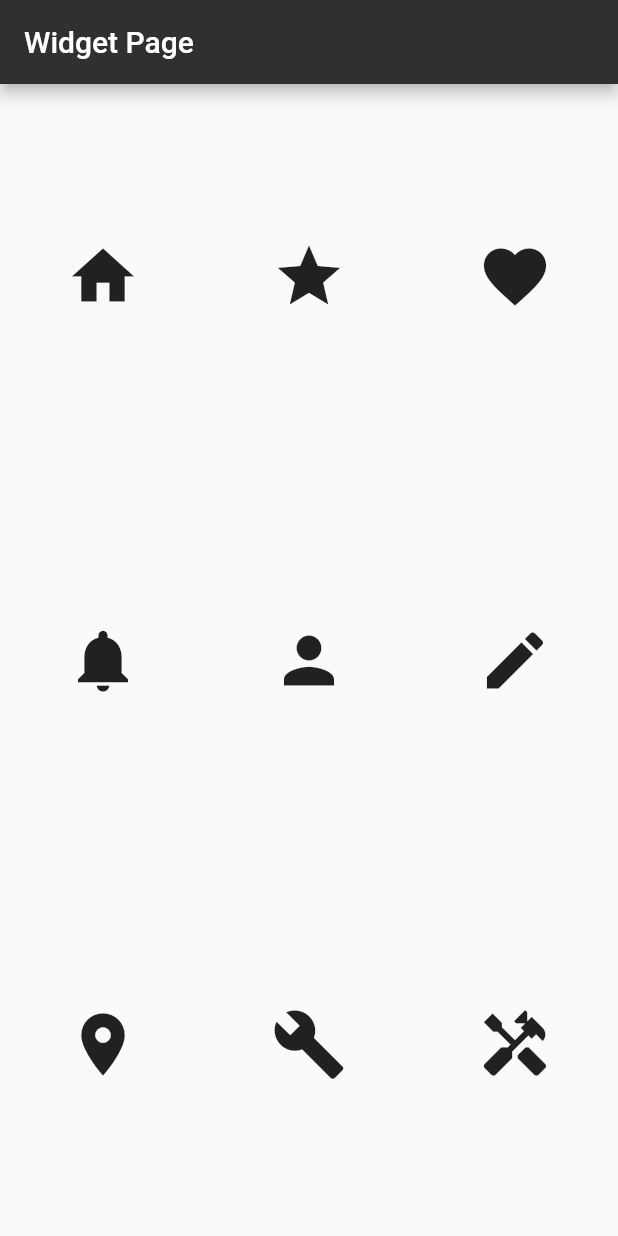
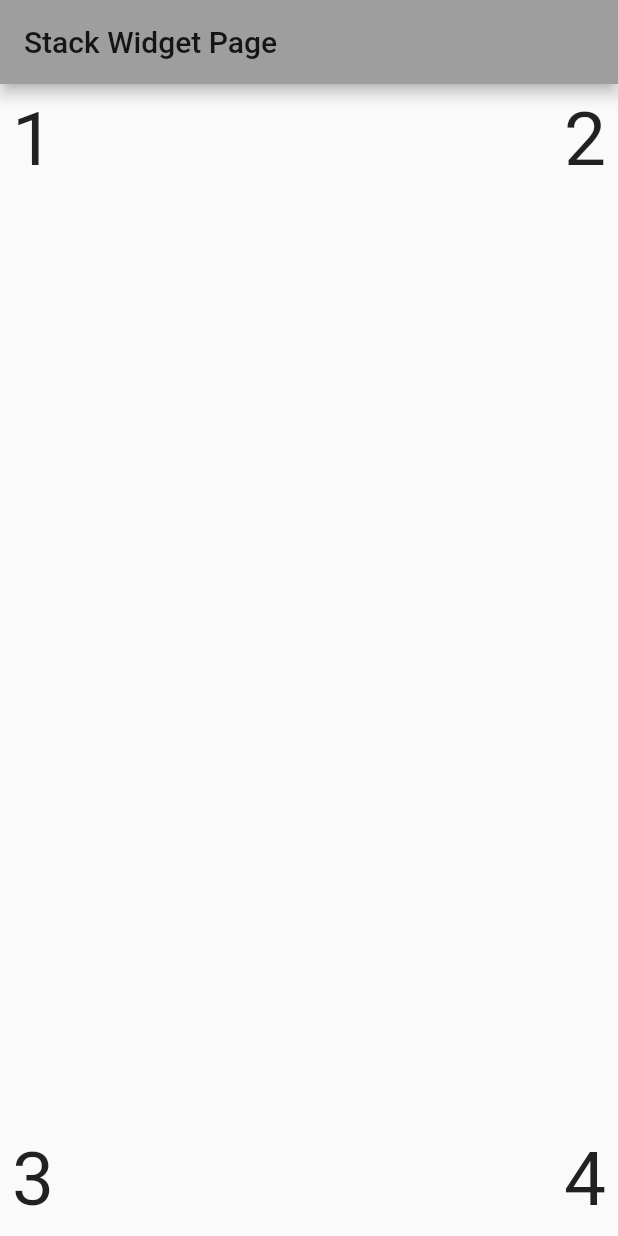
Before and after one commit to rhattasit-nrtech/flutter_layout_inclass, a Flutter app: the screen it shows after launch, on a phone screen of 412 x 824 dp. Run offline on Flutter 3.47's test engine with Material 2 defaults, Android fonts, the phone set to English and light mode, and no system bars.

Commit message:
update stack widget

```diff
--- a/lib/main.dart
+++ b/lib/main.dart
@@ -1,6 +1,7 @@
 import 'package:flutter/material.dart';
 import 'package:flutter_layout/column_widget_layout.dart';
 import 'package:flutter_layout/row_widget_layout.dart';
+import 'package:flutter_layout/stack_widget_layout.dart';
 
 void main() {
   runApp(MyApp());
@@ -12,7 +13,7 @@ class MyApp extends StatelessWidget {
     return MaterialApp(
       debugShowCheckedModeBanner: false,
       theme: ThemeData(primarySwatch: Colors.grey),
-      home: ColumnWidgetPage(),
+      home: StackWidgetPage(),
     );
   }
 }
--- /dev/null
+++ b/lib/stack_widget_layout.dart
@@ -0,0 +1,50 @@
+import 'package:flutter/material.dart';
+
+class StackWidgetPage extends StatefulWidget {
+  StackWidgetPage({Key? key}) : super(key: key);
+
+  @override
+  _StackWidgetPageState createState() => _StackWidgetPageState();
+}
+
+class _StackWidgetPageState extends State<StackWidgetPage> {
+  @override
+  Widget build(BuildContext context) {
+    return Scaffold(
+      appBar: AppBar(
+        title: Text('Stack Widget Page'),
+        backgroundColor: Colors.grey,
+      ),
+      body: Stack(
+        fit: StackFit.expand,
+        children: <Widget>[
+          Positioned(
+            top: 0, left: 0,
+            child: Padding(
+              padding: const EdgeInsets.all(8.0),
+              child: Text('1', style: TextStyle(fontSize: 50),),
+            )),
+          Positioned(
+            top: 0, right: 0,
+            child: Padding(
+              padding: const EdgeInsets.all(8.0),
+              child: Text('2', style: TextStyle(fontSize: 50),),
+            )),
+          Positioned(
+            bottom: 0, left: 0,
+            child: Padding(
+              padding: const EdgeInsets.all(8.0),
+              child: Text('3', style: TextStyle(fontSize: 50),),
+            )),
+          Positioned(
+            bottom: 0, right: 0,
+            child: Padding(
+              padding: const EdgeInsets.all(8.0),
+              child: Text('4', style: TextStyle(fontSize: 50),),
+            )),
+
+        ],
+      ),
+      );
+  }
+}
```
